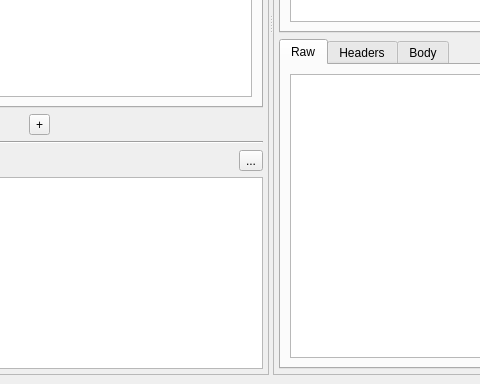
The window that resources/ui/base_window.ui (namuan/http-rider) describes before a commit, drawn with Qt 5; both pictures show x 459 to 939 and y 339 to 723 of the 1077 by 723 pixel window.
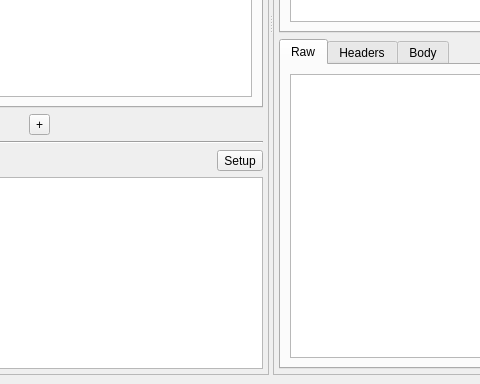
The same window after the commit. Icons and pictures are not drawn. Custom widgets are drawn as their Qt base class.

Commit message: [Improv] Renamed button to setup assertions

```diff
--- a/resources/ui/base_window.ui
+++ b/resources/ui/base_window.ui
@@ -314,7 +314,7 @@
           <item>
            <widget class="QToolButton" name="btn_open_assertions_dialog">
             <property name="text">
-             <string>...</string>
+             <string>Setup</string>
             </property>
            </widget>
           </item>
```
The commit also changes 4 other files.
